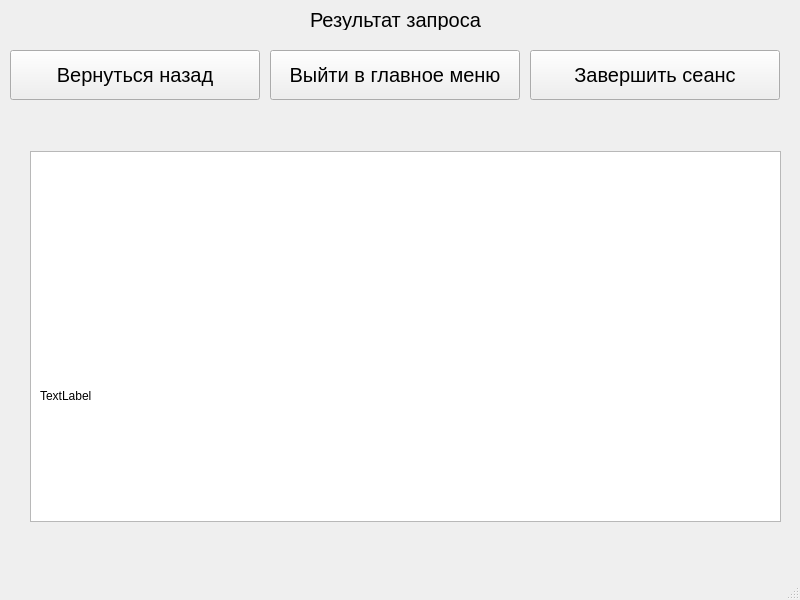
Before: the Qt Designer form Project/Database_shcedule/schedule_shower.ui in paknikolay/DBProject, drawn with Qt 5.
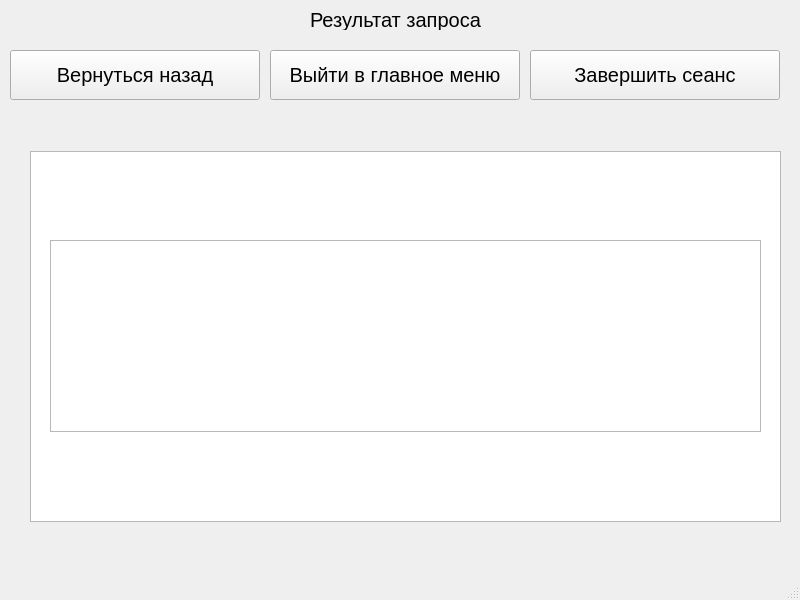
After: the same form once the commit is applied.

Diff of the .ui file:
```diff
--- a/Project/Database_shcedule/schedule_shower.ui
+++ b/Project/Database_shcedule/schedule_shower.ui
@@ -96,18 +96,15 @@
      <string>Результат запроса</string>
     </property>
    </widget>
-   <widget class="QLabel" name="label_2">
+   <widget class="QTextBrowser" name="textBrowser">
     <property name="geometry">
      <rect>
-      <x>40</x>
-      <y>270</y>
-      <width>731</width>
-      <height>251</height>
+      <x>50</x>
+      <y>240</y>
+      <width>711</width>
+      <height>192</height>
      </rect>
     </property>
-    <property name="text">
-     <string>TextLabel</string>
-    </property>
    </widget>
   </widget>
   <widget class="QMenuBar" name="menubar">
```
